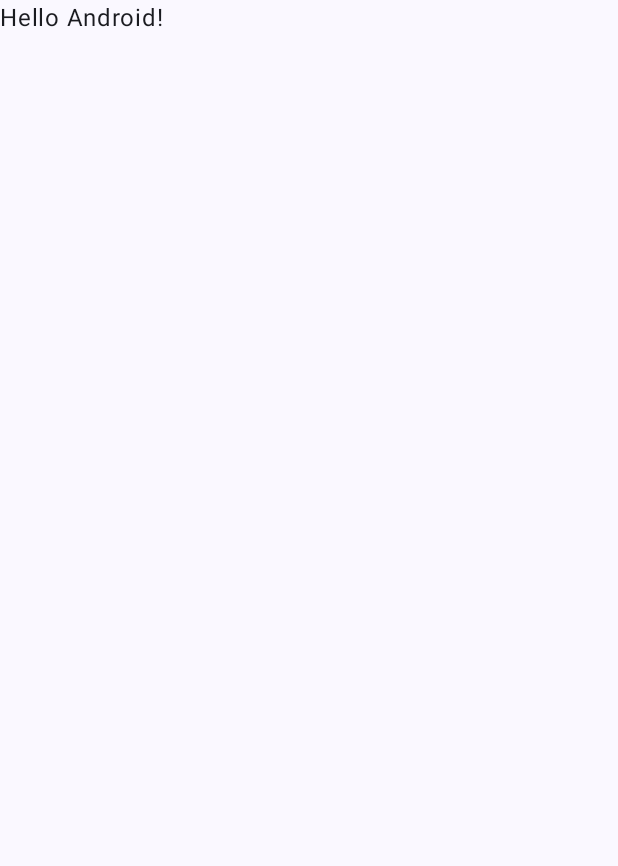
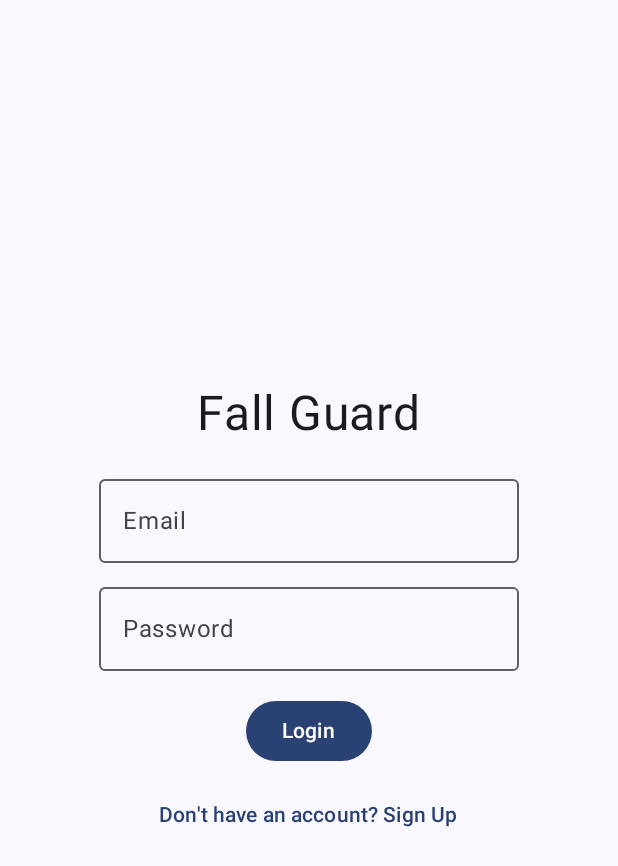
Before and after one commit to khojaly-4444/Fall-Detection-App, an Android app built with Jetpack Compose: the screen it shows after launch (MainActivity), on a phone screen of 412 x 824 dp. Before the commit the part shown is almost empty. Shown: the top 866 px of the screen. Run offline under Robolectric (Android 15) with nearby library versions, the phone set to English and light mode, and no system bars.

Commit message:
Third Commit Login and Signup basic UI and Navigation

```diff
--- a/app/build.gradle.kts
+++ b/app/build.gradle.kts
@@ -50,6 +50,7 @@ dependencies {
     implementation(libs.androidx.ui.graphics)
     implementation(libs.androidx.ui.tooling.preview)
     implementation(libs.androidx.material3)
+    implementation(libs.androidx.navigation.compose)
     testImplementation(libs.junit)
     androidTestImplementation(libs.androidx.junit)
     androidTestImplementation(libs.androidx.espresso.core)
--- /dev/null
+++ b/app/src/main/java/com/falldetect/falldetection/AppNavigation.kt
@@ -0,0 +1,27 @@
+package com.falldetect.falldetection
+
+import androidx.compose.runtime.Composable
+import androidx.compose.ui.Modifier
+import androidx.navigation.compose.NavHost
+import androidx.navigation.compose.composable
+import androidx.navigation.compose.rememberNavController
+import com.falldetect.falldetection.pages.HomePage
+import com.falldetect.falldetection.pages.LoginPage
+import com.falldetect.falldetection.pages.SignupPage
+
+@Composable
+fun AppNavigation(modifier: Modifier = Modifier, authViewModel: AuthViewModel) {
+    val navController = rememberNavController()
+
+    NavHost(navController = navController, startDestination = "login", builder = {
+         composable("login"){
+             LoginPage(modifier,navController,authViewModel)
+         }
+        composable("signup"){
+             SignupPage(modifier,navController,authViewModel)
+         }
+        composable("home"){
+            HomePage(modifier,navController,authViewModel)
+        }
+    })
+}
--- /dev/null
+++ b/app/src/main/java/com/falldetect/falldetection/AuthViewModel.kt
@@ -0,0 +1,6 @@
+package com.falldetect.falldetection
+
+import androidx.lifecycle.ViewModel
+
+class AuthViewModel : ViewModel() {
+}
--- a/app/src/main/java/com/falldetect/falldetection/MainActivity.kt
+++ b/app/src/main/java/com/falldetect/falldetection/MainActivity.kt
@@ -4,6 +4,7 @@ import android.os.Bundle
 import androidx.activity.ComponentActivity
 import androidx.activity.compose.setContent
 import androidx.activity.enableEdgeToEdge
+import androidx.activity.viewModels
 import androidx.compose.foundation.layout.fillMaxSize
 import androidx.compose.foundation.layout.padding
 import androidx.compose.material3.Scaffold
@@ -17,31 +18,14 @@ class MainActivity : ComponentActivity() {
     override fun onCreate(savedInstanceState: Bundle?) {
         super.onCreate(savedInstanceState)
         enableEdgeToEdge()
+        val authViewModel : AuthViewModel by viewModels()
         setContent {
             FallDetectionTheme {
                 Scaffold(modifier = Modifier.fillMaxSize()) { innerPadding ->
-                    Greeting(
-                        name = "Android",
-                        modifier = Modifier.padding(innerPadding)
-                    )
+                    AppNavigation(modifier = Modifier.padding(innerPadding), authViewModel = authViewModel)    // Call navigation function
+
                 }
             }
         }
     }
 }
-
-@Composable
-fun Greeting(name: String, modifier: Modifier = Modifier) {
-    Text(
-        text = "Hello $name!",
-        modifier = modifier
-    )
-}
-
-@Preview(showBackground = true)
-@Composable
-fun GreetingPreview() {
-    FallDetectionTheme {
-        Greeting("Android")
-    }
-}
--- /dev/null
+++ b/app/src/main/java/com/falldetect/falldetection/pages/LoginPage.kt
@@ -0,0 +1,82 @@
+package com.falldetect.falldetection.pages
+
+import androidx.compose.foundation.layout.Arrangement
+import androidx.compose.foundation.layout.Column
+import androidx.compose.foundation.layout.Spacer
+import androidx.compose.foundation.layout.fillMaxSize
+import androidx.compose.foundation.layout.height
+import androidx.compose.material3.Button
+import androidx.compose.material3.OutlinedTextField
+import androidx.compose.material3.Text
+import androidx.compose.material3.TextButton
+import androidx.compose.runtime.Composable
+import androidx.compose.runtime.getValue
+import androidx.compose.runtime.mutableStateOf
+import androidx.compose.runtime.remember
+import androidx.compose.runtime.setValue
+import androidx.compose.ui.Alignment
+import androidx.compose.ui.Modifier
+import androidx.compose.ui.unit.dp
+import androidx.compose.ui.unit.sp
+import androidx.navigation.NavController
+import com.falldetect.falldetection.AuthViewModel
+
+@Composable
+fun LoginPage(modifier: Modifier = Modifier, navController: NavController, authViewModel: AuthViewModel) {
+
+    // Function for Login and Password UI + Navigation
+    var email by remember {
+        mutableStateOf("")
+    }
+
+    var password by remember {
+        mutableStateOf("")
+    }
+
+    Column (
+        modifier = modifier.fillMaxSize(),
+        verticalArrangement = Arrangement.Center,
+        horizontalAlignment = Alignment.CenterHorizontally
+    ){
+        Text(text = "Fall Guard", fontSize = 32.sp)
+
+        Spacer(modifier = Modifier.height(16.dp))
+
+        OutlinedTextField(
+            value = email,
+            onValueChange = {
+                email = it
+            },
+            label = {
+                Text(text = "Email")
+            }
+        )
+
+        Spacer(modifier = Modifier.height(8.dp))
+
+        OutlinedTextField(
+            value = password,
+            onValueChange = {
+                password = it
+            },
+            label = {
+                Text(text = "Password")
+            }
+        )
+        Spacer(modifier = Modifier.height(16.dp))   // Button for Login
+
+        Button(onClick = {
+
+        }) {
+            Text(text = "Login")
+        }
+
+        Spacer(modifier = Modifier.height(8.dp))    // Button for Register
+
+        TextButton(onClick = {
+            navController.navigate("signup")
+        }) {
+            Text(text = "Don't have an account? Sign Up")
+        }
+    }
+}
--- a/gradle/libs.versions.toml
+++ b/gradle/libs.versions.toml
@@ -8,6 +8,7 @@ espressoCore = "3.6.1"
 lifecycleRuntimeKtx = "2.8.7"
 activityCompose = "1.10.0"
 composeBom = "2024.04.01"
+navigationCompose = "2.8.5"
 
 [libraries]
 androidx-core-ktx = { group = "androidx.core", name = "core-ktx", version.ref = "coreKtx" }
@@ -24,6 +25,7 @@ androidx-ui-tooling-preview = { group = "androidx.compose.ui", name = "ui-toolin
 androidx-ui-test-manifest = { group = "androidx.compose.ui", name = "ui-test-manifest" }
 androidx-ui-test-junit4 = { group = "androidx.compose.ui", name = "ui-test-junit4" }
 androidx-material3 = { group = "androidx.compose.material3", name = "material3" }
+androidx-navigation-compose = { group = "androidx.navigation", name = "navigation-compose", version.ref = "navigationCompose" }
 
 [plugins]
 android-application = { id = "com.android.application", version.ref = "agp" }
```
Also changed, not shown: app/src/main/java/com/falldetect/falldetection/pages/HomePage.kt (added, +11 -0 lines), app/src/main/java/com/falldetect/falldetection/pages/SignupPage.kt (added, +84 -0 lines).
